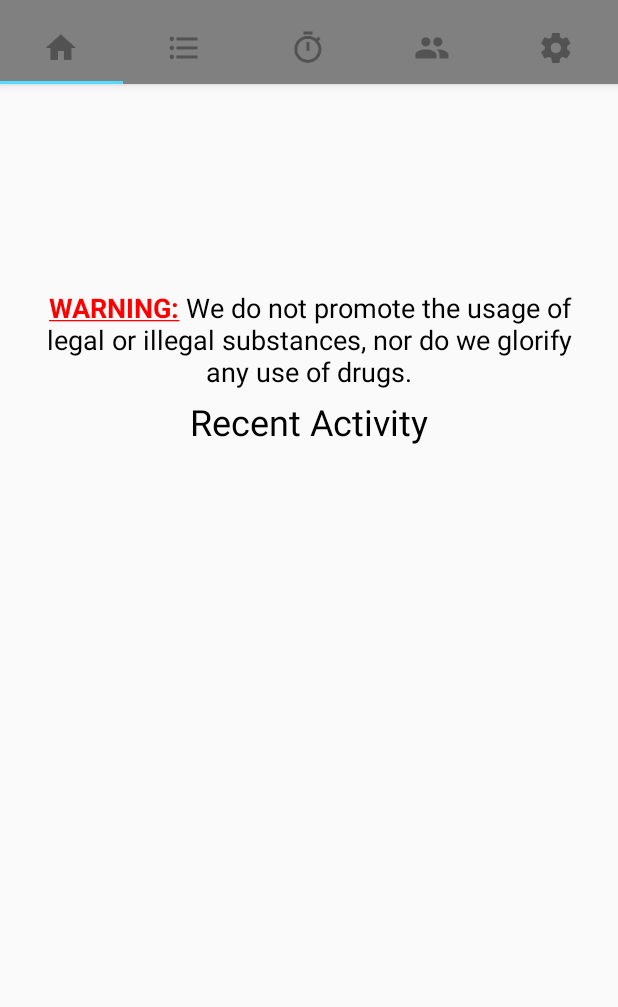
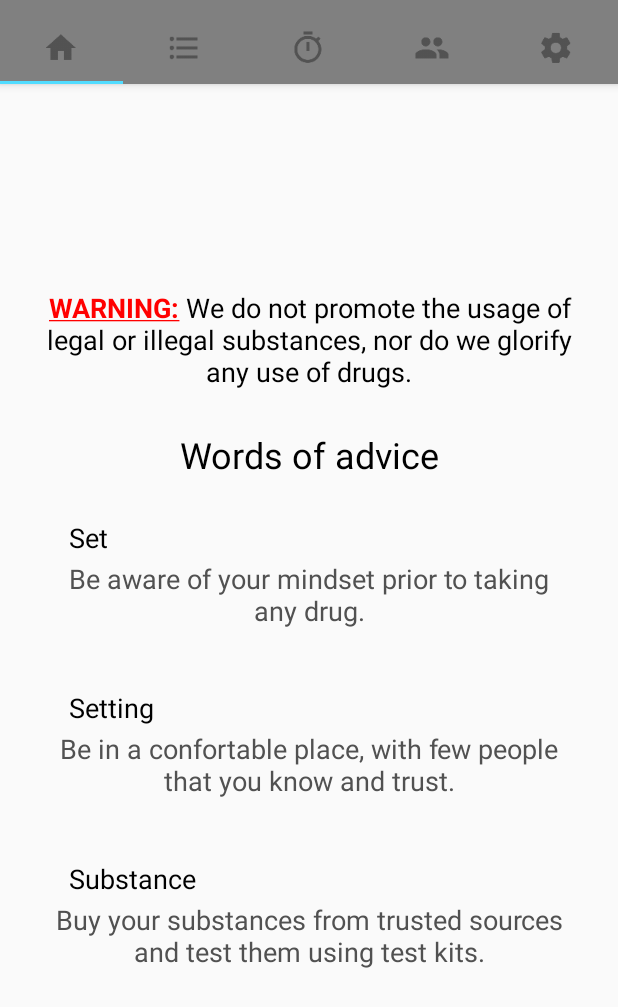
Before and after one commit to MaruMK/AndroidProject, an Android app: the WelcomeFragment screen opened directly, with no data from a screen before it, on a phone screen of 412 x 824 dp. Shown: the top 1007 px of the screen. Run offline under Robolectric (Android 15) with nearby library versions, the phone set to English and light mode, and no system bars.

Commit message:
Finished home page with words of advice

```diff
--- a/drugimpact/app/src/main/java/net/caesarlegion/drugimpact/Fragments/SettingsFragment.java
+++ b/drugimpact/app/src/main/java/net/caesarlegion/drugimpact/Fragments/SettingsFragment.java
@@ -113,8 +113,8 @@ public class SettingsFragment extends Fragment {
                     @Override
                     public void onUploadResponse(String s) {
                         editText.setEnabled(true);
-                        //
-                        Toast.makeText(getContext(), s, Toast.LENGTH_LONG).show();
+                        //Indicate to the user they have successfully submitted feedback
+                        Toast.makeText(getContext(), "Thank you for your feedback!", Toast.LENGTH_LONG).show();
                     }
                 });
                 sendFeedbackTask.execute(feedback);
--- a/drugimpact/app/src/main/res/layout/fragment_welcome.xml
+++ b/drugimpact/app/src/main/res/layout/fragment_welcome.xml
@@ -29,20 +29,86 @@
             android:textSize="18sp" />
 
         <TextView
-            android:id="@+id/textView_recent_activity"
+            android:id="@+id/textView_recent_activity2"
             android:layout_width="match_parent"
             android:layout_height="2dp"
             android:layout_weight="0.5"
             android:gravity="center_vertical"
-            android:text="@string/welcome_recent_activity"
+            android:text="@string/welcome_words_of_advice"
             android:textAlignment="center"
             android:textColor="@android:color/black"
             android:textSize="24sp" />
 
-        <ListView
-            android:id="@+id/listView_recent"
+        <TextView
             android:layout_width="match_parent"
-            android:layout_height="64dp"
-            android:layout_weight="4" />
+            android:layout_height="2dp"
+            android:layout_weight="0.15"
+            android:gravity="left|clip_vertical"
+            android:paddingLeft="24dp"
+            android:text="@string/welcome_rules_set"
+            android:textColor="@android:color/black"
+            android:textSize="18sp" />
+
+        <TextView
+            android:id="@+id/textView8"
+            android:layout_width="match_parent"
+            android:layout_height="2dp"
+            android:layout_weight="0.5"
+            android:gravity="left|clip_vertical"
+            android:paddingLeft="12dp"
+            android:paddingRight="12dp"
+            android:text="@string/welcome_rules_def_set"
+            android:textAlignment="center"
+            android:textColor="@color/main_theme_secondary2"
+            android:textSize="18sp" />
+
+        <TextView
+            android:id="@+id/textView9"
+            android:layout_width="match_parent"
+            android:layout_height="2dp"
+            android:layout_weight="0.15"
+            android:gravity="left|clip_vertical"
+            android:paddingLeft="24dp"
+            android:text="@string/welcome_rules_setting"
+            android:textColor="@android:color/black"
+            android:textSize="18sp" />
+
+        <TextView
+            android:id="@+id/textView7"
+            android:layout_width="match_parent"
+            android:layout_height="2dp"
+            android:layout_weight="0.5"
+            android:gravity="left|clip_vertical"
+            android:paddingLeft="12dp"
+            android:paddingRight="12dp"
+            android:text="@string/welcome_rules_def_setting"
+            android:textAlignment="center"
+            android:textColor="@color/main_theme_secondary2"
+            android:textSize="18sp" />
+
+        <TextView
+            android:id="@+id/textView6"
+            android:layout_width="match_parent"
+            android:layout_height="2dp"
+            android:layout_weight="0.15"
+            android:gravity="left|clip_vertical"
+            android:paddingLeft="24dp"
+            android:text="@string/welcome_rules_substance"
+            android:textColor="@android:color/black"
+            android:textSize="18sp" />
+
+        <TextView
+            android:id="@+id/textView5"
+            android:layout_width="match_parent"
+            android:layout_height="2dp"
+            android:layout_weight="0.5"
+            android:gravity="left|clip_vertical"
+            android:paddingLeft="12dp"
+            android:paddingRight="12dp"
+            android:text="@string/welcome_rules_def_substance"
+            android:textAlignment="center"
+            android:textColor="@color/main_theme_secondary2"
+            android:textSize="18sp" />
+
     </LinearLayout>
 </android.support.constraint.ConstraintLayout>
--- a/drugimpact/app/src/main/res/values/strings.xml
+++ b/drugimpact/app/src/main/res/values/strings.xml
@@ -11,7 +11,13 @@
     <!--Welcome Fragment strings-->
     <string name="welcome_warning_preface">WARNING:</string>
     <string name="welcome_warning_text">We do not promote the usage of legal or illegal substances, nor do we glorify any use of drugs.</string>
-    <string name="welcome_recent_activity">Recent Activity</string>
+    <string name="welcome_words_of_advice">Words of advice</string>
+    <string name="welcome_rules_set">Set</string>
+    <string name="welcome_rules_setting">Setting</string>
+    <string name="welcome_rules_substance">Substance</string>
+    <string name="welcome_rules_def_set">Be aware of your mindset prior to taking any drug.</string>
+    <string name="welcome_rules_def_setting">Be in a confortable place, with few people that you know and trust.</string>
+    <string name="welcome_rules_def_substance">Buy your substances from trusted sources and test them using test kits.</string>
     <string name="appwidget_text">EXAMPLE</string>
     <string name="add_widget">Add widget</string>
     <string name="desc">desc</string>
```
